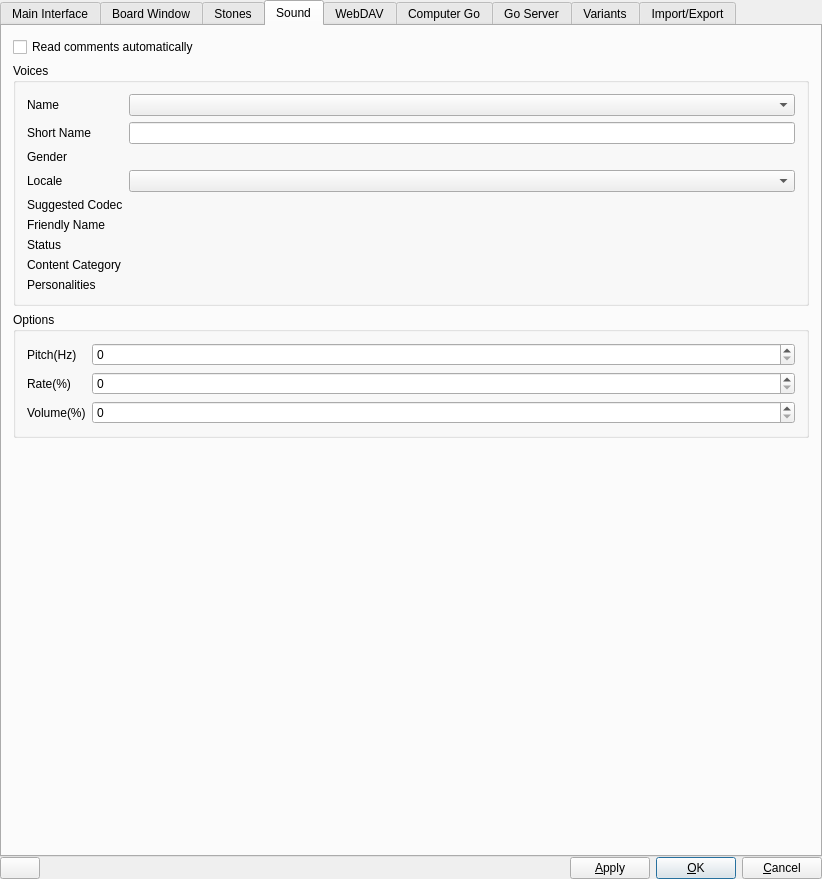
The window that src/preferences_gui.ui (missdeer/quteGo) describes before a commit, drawn with Qt 5.
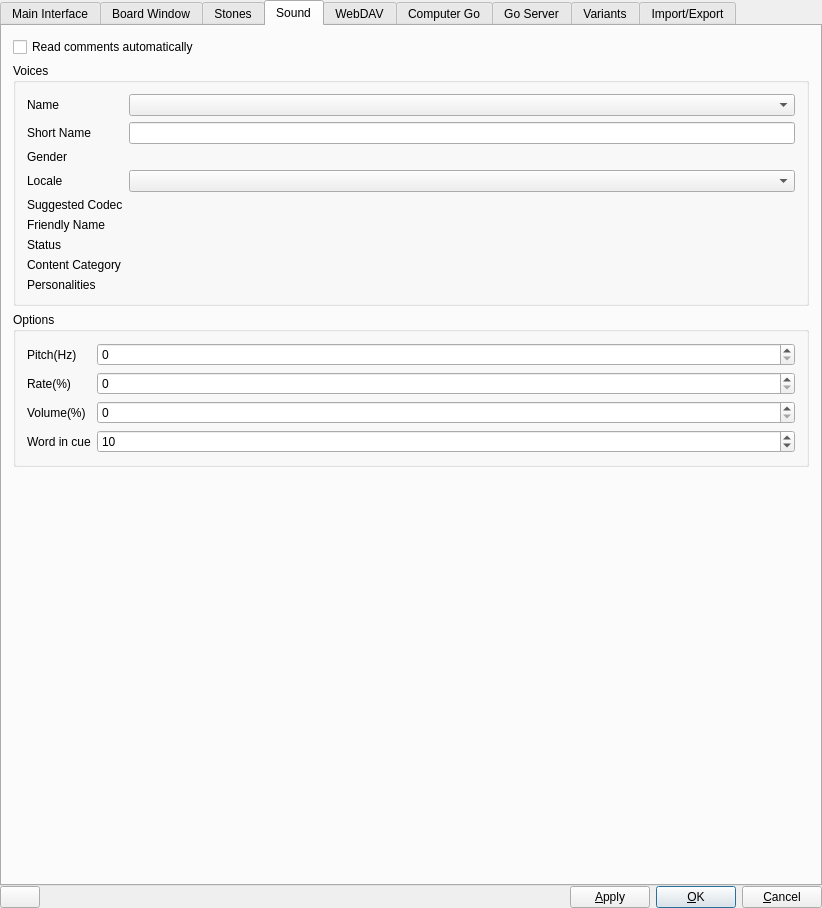
The same window after the commit. The open tabs and pages were chosen to show the change. Icons and pictures are not drawn. Custom widgets are drawn as their Qt base class.

Commit message: add TTS preferences

What changed in the file:
```diff
--- a/src/preferences_gui.ui
+++ b/src/preferences_gui.ui
@@ -2360,6 +2360,20 @@
           <item row="2" column="1">
            <widget class="QSpinBox" name="spVoiceVolume"/>
           </item>
+          <item row="3" column="0">
+           <widget class="QLabel" name="label_38">
+            <property name="text">
+             <string>Word in cue</string>
+            </property>
+           </widget>
+          </item>
+          <item row="3" column="1">
+           <widget class="QSpinBox" name="spWordInCue">
+            <property name="value">
+             <number>10</number>
+            </property>
+           </widget>
+          </item>
          </layout>
         </widget>
        </item>
```
Left out of the diff: 6 changed lines with no effect on the pictures. The commit also changes 18 other files.
